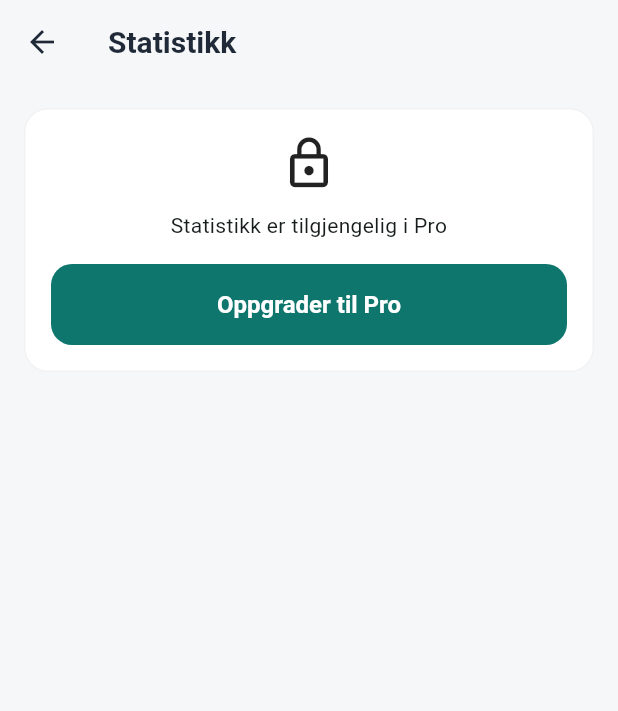
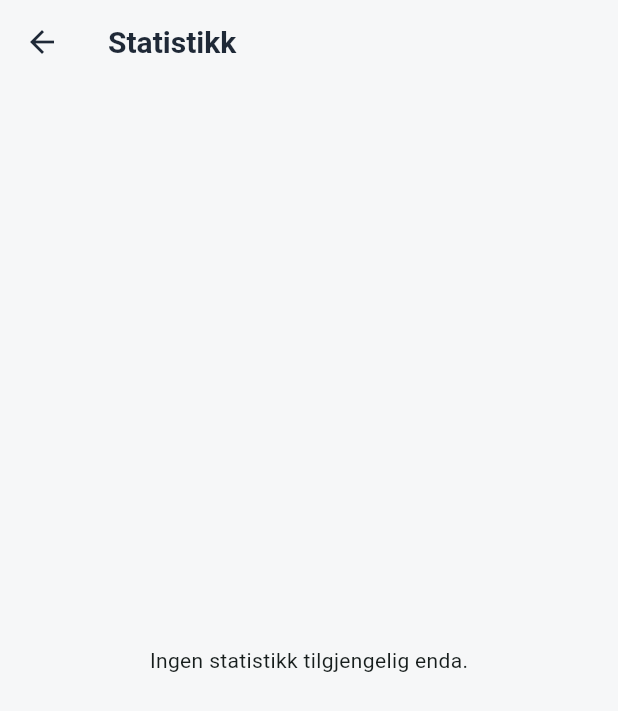
Before and after one commit to jonasdv92/yatzy_scorecard, a Flutter app: the StatisticsScreen screen opened directly, on a phone screen of 412 x 824 dp. Shown: the top 711 px of the screen. Run offline on Flutter 3.47's test engine with Material 3 defaults, Android fonts, the phone set to English and light mode, and no system bars; our stand-ins replace hive, hive_flutter; accounts and stored records are empty.

Commit message:
Removed ads and Pro locks for free launch

```diff
--- a/lib/config/app_texts.dart
+++ b/lib/config/app_texts.dart
@@ -3,130 +3,153 @@ class AppTexts {
     'no': {
       'appTitle': 'Yatzy Scorecard',
       'appSubtitle': 'En enkel digital poengblokk',
+
       'startYatzy': 'Start Yatzy',
       'startMaxiYatzy': 'Start Maxi Yatzy',
       'continueGame': 'Fortsett spill',
       'statistics': 'Statistikk',
       'settings': 'Innstillinger',
+
       'newYatzyGame': 'Nytt Yatzy-spill',
       'newMaxiGame': 'Nytt Maxi Yatzy-spill',
+
       'addPlayer': 'Legg til spiller',
       'startGame': 'Start spill',
       'creating': 'Oppretter...',
+
       'score': 'Poeng',
       'save': 'Lagre',
       'cancel': 'Avbryt',
+
       'game': 'Spill',
       'activePlayer': 'Aktiv spiller',
+
       'upperSection': 'Øvre del',
       'lowerSection': 'Nedre del',
       'extraThrows': 'Ekstra kast',
+
       'upperTotal': 'Sum øvre del',
       'lowerTotal': 'Sum nedre del',
       'bonus': 'Bonus',
       'total': 'Total',
+
       'results': 'Resultat',
       'winner': 'Vinner',
       'playAgain': 'Spill igjen',
       'backToMenu': 'Tilbake til meny',
+
       'savedGames': 'Fortsett spill',
       'noSavedGames': 'Ingen lagrede spill',
+
       'deleteGame': 'Slett spill',
       'deleteGameConfirm': 'Er du sikker på at du vil slette dette spillet?',
       'delete': 'Slett',
+
       'finished': 'Ferdig',
       'inProgress': 'Pågår',
+
       'players': 'spillere',
       'player': 'spiller',
-      'statisticsEmpty': 'Statistikk er tilgjengelig i Pro',
+
+      'statisticsEmpty': 'Ingen statistikk tilgjengelig enda.',
       'gamesPlayed': 'Antall spill',
       'bestScore': 'Beste score',
       'average': 'Gjennomsnitt',
+
       'perPlayer': 'Per spiller',
       'wins': 'Seiere',
+
       'language': 'Språk',
+
       'aboutApp': 'Om appen',
-      'versionText': 'Versjon 1.0 (utvikling)',
-      'aboutDescription': 'En enkel digital poengblokk for Yatzy og Maxi Yatzy.',
+      'versionText': 'Versjon 1.0',
+      'aboutDescription':
+          'En enkel digital poengblokk for Yatzy og Maxi Yatzy.',
+
       'norwegian': 'Norsk',
       'english': 'English',
+
       'rules': 'Regler',
       'yatzyRules': 'Yatzy-regler',
       'maxiYatzyRules': 'Maxi Yatzy-regler',
       'showRules': 'Vis regler',
       'ruleInfoTitle': 'Regel',
-      'proVersion': 'Pro-versjon',
-      'removeAds': 'Fjern reklame',
-      'unlockStatistics': 'Lås opp statistikk',
-      'proDescription': 'Pro gir deg en reklamefri opplevelse og full tilgang til statistikk.',
-      'proActivated': 'Pro er aktivert',
-      'activateProDemo': 'Aktiver Pro (demo)',
-      'proActive': 'Pro er aktiv',
-      'getPro': 'Oppgrader til Pro',
     },
+
     'en': {
       'appTitle': 'Yatzy Scorecard',
       'appSubtitle': 'A simple digital scorecard',
+
       'startYatzy': 'Start Yatzy',
       'startMaxiYatzy': 'Start Maxi Yatzy',
       'continueGame': 'Continue Game',
       'statistics': 'Statistics',
       'settings': 'Settings',
+
       'newYatzyGame': 'New Yatzy Game',
       'newMaxiGame': 'New Maxi Yatzy Game',
+
       'addPlayer': 'Add Player',
       'startGame': 'Start Game',
       'creating': 'Creating...',
+
       'score': 'Score',
       'save': 'Save',
       'cancel': 'Cancel',
+
       'game': 'Game',
       'activePlayer': 'Active player',
+
       'upperSection': 'Upper section',
       'lowerSection': 'Lower section',
       'extraThrows': 'Extra throws',
+
       'upperTotal': 'Upper total',
       'lowerTotal': 'Lower total',
       'bonus': 'Bonus',
       'total': 'Total',
+
       'results': 'Results',
       'winner': 'Winner',
       'playAgain': 'Play Again',
       'backToMenu': 'Back to Menu',
+
       'savedGames': 'Continue Game',
       'noSavedGames': 'No saved games',
+
       'deleteGame': 'Delete game',
       'deleteGameConfirm': 'Are you sure you want to delete this game?',
       'delete': 'Delete',
+
       'finished': 'Finished',
       'inProgress': 'In progress',
+
       'players': 'players',
       'player': 'player',
-      'statisticsEmpty': 'Statistics are available in Pro',
+
+      'statisticsEmpty': 'No statistics available yet.',
       'gamesPlayed': 'Games played',
       'bestScore': 'Best score',
       'average': 'Average',
+
       'perPlayer': 'Per player',
       'wins': 'Wins',
+
       'language': 'Language',
+
       'aboutApp': 'About the app',
-      'versionText': 'Version 1.0 (development)',
-      'aboutDescription': 'A simple digital scorecard for Yatzy and Maxi Yatzy.',
+      'versionText': 'Version 1.0',
+      'aboutDescription':
+          'A simple digital scorecard for Yatzy and Maxi Yatzy.',
+
       'norwegian': 'Norwegian',
       'english': 'English',
+
       'rules': 'Rules',
       'yatzyRules': 'Yatzy rules',
       'maxiYatzyRules': 'Maxi Yatzy rules',
       'showRules': 'Show rules',
       'ruleInfoTitle': 'Rule',
-      'proVersion': 'Pro Version',
-      'removeAds': 'Remove ads',
-      'unlockStatistics': 'Unlock statistics',
-      'proDescription': 'Pro gives you an ad-free experience and full access to statistics.',
-      'proActivated': 'Pro has been activated',
-      'activateProDemo': 'Activate Pro (demo)',
-      'proActive': 'Pro is active',
-      'getPro': 'Upgrade to Pro',
     },
   };
 
--- a/lib/screens/continue_game_screen.dart
+++ b/lib/screens/continue_game_screen.dart
@@ -103,7 +103,8 @@ class _ContinueGameScreenState extends State<ContinueGameScreen> {
       appBar: AppBar(
         title: Text(AppTexts.t(languageCode, 'savedGames')),
       ),
-      body: Padding(
+      body: SafeArea(
+        child: Padding(
           padding: const EdgeInsets.all(16),
           child: isLoading
               ? const Center(child: CircularProgressIndicator())
@@ -134,6 +135,7 @@ class _ContinueGameScreenState extends State<ContinueGameScreen> {
                       },
                     ),
         ),
+      ),
     );
   }
 }
--- a/lib/screens/statistics_screen.dart
+++ b/lib/screens/statistics_screen.dart
@@ -4,8 +4,6 @@ import 'package:provider/provider.dart';
 import '../config/app_texts.dart';
 import '../providers/settings_provider.dart';
 import '../providers/statistics_provider.dart';
-import '../providers/purchase_provider.dart';
-import 'pro_screen.dart';
 
 class StatisticsScreen extends StatefulWidget {
   const StatisticsScreen({super.key});
@@ -29,55 +27,6 @@ class _StatisticsScreenState extends State<StatisticsScreen> {
     final provider = context.watch<StatisticsProvider>();
     final statistics = provider.statistics;
     final languageCode = context.watch<SettingsProvider>().languageCode;
-    final isPro = context.watch<PurchaseProvider>().isPro;
-
-    if (!isPro) {
-      return Scaffold(
-        appBar: AppBar(
-          title: Text(AppTexts.t(languageCode, 'statistics')),
-        ),
-        body: Padding(
-          padding: const EdgeInsets.all(16),
-          child: Column(
-            children: [
-              Card(
-                child: Padding(
-                  padding: const EdgeInsets.all(18),
-                  child: Column(
-                    children: [
-                      const Icon(
-                        Icons.lock_outline,
-                        size: 38,
-                      ),
-                      const SizedBox(height: 12),
-                      Text(
-                        AppTexts.t(languageCode, 'statisticsEmpty'),
-                        textAlign: TextAlign.center,
-                      ),
-                      const SizedBox(height: 16),
-                      SizedBox(
-                        width: double.infinity,
-                        child: ElevatedButton(
-                          onPressed: () {
-                            Navigator.push(
-                              context,
-                              MaterialPageRoute(
-                                builder: (_) => const ProScreen(),
-                              ),
-                            );
-                          },
-                          child: Text(AppTexts.t(languageCode, 'getPro')),
-                        ),
-                      ),
-                    ],
-                  ),
-                ),
-              ),
-            ],
-          ),
-        ),
-      );
-    }
 
     return Scaffold(
       appBar: AppBar(
```
Also changed, not shown: lib/screens/home_screen.dart (+12 -4 lines), lib/screens/settings_screen.dart (+0 -62 lines). Lines whose indentation alone changed are shown as unchanged.
